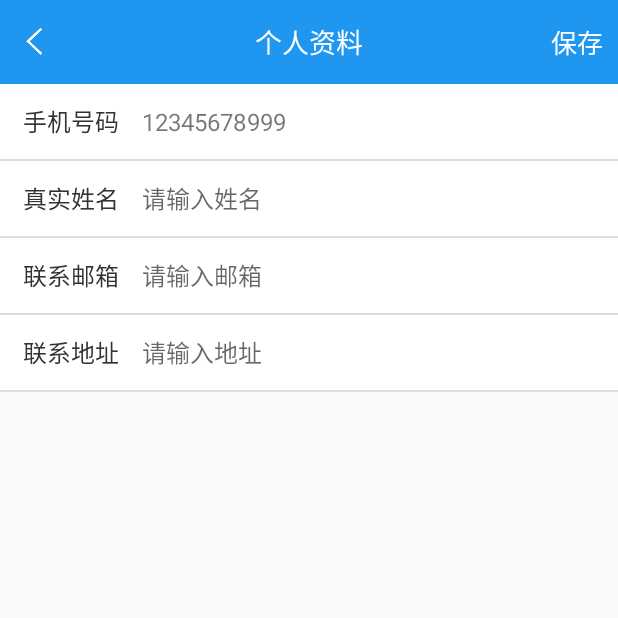
After one commit to LiesLee/CarlsbergPorject, an Android app: the ModifyInfoActivity screen opened directly, with no data from a screen before it, on a phone screen of 412 x 824 dp, the top half of it. The commit adds this screen. Run offline under Robolectric (Android 15) with nearby library versions, the phone set to English and light mode, and no system bars; our stand-ins replace ButterKnife, CircleImageView; libraries missing offline, so code that uses them is left out: com.flyco.dialog, com.socks.library, com.umeng.analytics.

Commit message:
modify user info

```diff
--- a/CarlsbergClient/src/main/AndroidManifest.xml
+++ b/CarlsbergClient/src/main/AndroidManifest.xml
@@ -17,7 +17,8 @@
         </activity>
 
         <activity android:name=".module.common.ui.activity.LoginActivity" android:screenOrientation="portrait" />
-        <activity android:name=".module.home.ui.activity.ChangePasswordActivity" android:screenOrientation="portrait" />
+        <activity android:name=".module.my.ui.activity.ChangePasswordActivity" android:screenOrientation="portrait" />
+        <activity android:name=".module.my.ui.activity.ModifyInfoActivity" android:screenOrientation="portrait" />
     </application>
 
 </manifest>
--- /dev/null
+++ b/CarlsbergClient/src/main/java/com/carlsberg/app/module/home/ui/activity/t.java
@@ -0,0 +1,8 @@
+package com.carlsberg.app.module.home.ui.activity;
+
+/**
+ * Created by LiesLee on 17/2/16.
+ */
+
+public class t {
+}
--- a/CarlsbergClient/src/main/java/com/carlsberg/app/module/home/ui/activity/ChangePasswordActivity.java
+++ b/CarlsbergClient/src/main/java/com/carlsberg/app/module/my/ui/activity/ChangePasswordActivity.java
@@ -1,4 +1,4 @@
-package com.carlsberg.app.module.home.ui.activity;
+package com.carlsberg.app.module.my.ui.activity;
 import android.content.Context;
 import android.text.TextUtils;
 import android.view.KeyEvent;
@@ -16,9 +16,6 @@ import com.common.base.ui.BaseView;
 
 import butterknife.Bind;
 
-/**
- * Created by rrsh on 16/10/11.
- */
 
 @ActivityFragmentInject(contentViewId = R.layout.act_forget_pass, toolbarTitle = R.string.change_password)
 public class ChangePasswordActivity extends BaseActivity<BasePresenterImpl> implements BaseView {
--- /dev/null
+++ b/CarlsbergClient/src/main/java/com/carlsberg/app/module/my/ui/activity/ModifyInfoActivity.java
@@ -0,0 +1,89 @@
+package com.carlsberg.app.module.my.ui.activity;
+
+import android.text.TextUtils;
+import android.view.View;
+import android.widget.EditText;
+import android.widget.TextView;
+
+import com.carlsberg.app.R;
+import com.carlsberg.app.utils.UIHelper;
+import com.common.annotation.ActivityFragmentInject;
+import com.common.base.presenter.BasePresenterImpl;
+import com.common.base.ui.BaseActivity;
+import com.common.base.ui.BaseView;
+
+import butterknife.Bind;
+
+import static com.carlsberg.app.R.id.et_new_password;
+import static com.carlsberg.app.R.id.et_old_password;
+
+/**
+ * Created by LiesLee on 17/2/16.
+ */
+@ActivityFragmentInject(contentViewId = R.layout.act_modify_user_info, toolbarTitle = R.string.modify_user_info)
+public class ModifyInfoActivity extends BaseActivity<BasePresenterImpl> implements BaseView {
+    @Bind(R.id.tv_phone)
+    TextView tv_phone;
+    @Bind(R.id.tv_save)
+    TextView tv_save;
+
+    @Bind(R.id.et_name)
+    EditText et_name;
+    @Bind(R.id.et_email)
+    EditText et_email;
+    @Bind(R.id.et_address)
+    EditText et_address;
+    private String name;
+    private String email;
+    private String address;
+    private String phone;
+
+    @Override
+    protected void initView() {
+        tv_save.setOnClickListener(this);
+    }
+
+    @Override
+    public void initData() {
+        tv_phone.setText("12345678999");
+    }
+
+    @Override
+    protected void onClickBackFinishBefore() {
+
+    }
+
+    @Override
+    public void onClick(View v) {
+        switch (v.getId()) {
+            case R.id.tv_save :
+                    if(check()){
+
+                    }
+                break;
+
+            default:
+                break;
+        }
+    }
+
+
+    boolean check() {
+        phone = "12345678999";
+
+        name = et_name.getText().toString();
+        email = et_email.getText().toString();
+        address = et_address.getText().toString();
+        if(TextUtils.isEmpty(name)){
+            UIHelper.showShakeAnim(this, et_name, "名字不能为空");
+            et_name.requestFocus();
+            return false;
+        }else if(TextUtils.isEmpty(email)){
+            UIHelper.showShakeAnim(this, et_email, "邮箱不能为空");
+            et_email.requestFocus();
+            return false;
+        }
+        return true;
+    }
+
+}
--- a/CarlsbergClient/src/main/java/com/carlsberg/app/module/my/ui/activity/t.java
+++ /dev/null
@@ -1,8 +0,0 @@
-package com.carlsberg.app.module.my.ui.activity;
-
-/**
- * Created by LiesLee on 17/2/14.
- */
-
-public class t {
-}
--- a/CarlsbergClient/src/main/java/com/carlsberg/app/module/my/ui/fragment/MyFragment.java
+++ b/CarlsbergClient/src/main/java/com/carlsberg/app/module/my/ui/fragment/MyFragment.java
@@ -7,7 +7,8 @@ import android.widget.TextView;
 
 import com.carlsberg.app.R;
 import com.carlsberg.app.module.common.ui.activity.LoginActivity;
-import com.carlsberg.app.module.home.ui.activity.ChangePasswordActivity;
+import com.carlsberg.app.module.my.ui.activity.ChangePasswordActivity;
+import com.carlsberg.app.module.my.ui.activity.ModifyInfoActivity;
 import com.common.annotation.ActivityFragmentInject;
 import com.common.base.presenter.BasePresenterImpl;
 import com.common.base.ui.BaseFragment;
@@ -41,6 +42,7 @@ public class MyFragment extends BaseFragment<BasePresenterImpl> implements BaseV
         ll_change_password.setOnClickListener(this);
         ll_about_us.setOnClickListener(this);
         tv_exit.setOnClickListener(this);
+        ll_modify_info.setOnClickListener(this);
     }
 
     @Override
@@ -61,7 +63,8 @@ public class MyFragment extends BaseFragment<BasePresenterImpl> implements BaseV
 
                 break;
             case R.id.ll_modify_info :
-
+                Intent intentU = new Intent(baseActivity, ModifyInfoActivity.class);
+                startActivityForResult(intentU, 999);
                 break;
             case R.id.tv_exit :
                 Intent intentE = new Intent(baseActivity, LoginActivity.class);
--- /dev/null
+++ b/CarlsbergClient/src/main/res/layout/act_modify_user_info.xml
@@ -0,0 +1,196 @@
+<?xml version="1.0" encoding="utf-8"?>
+<LinearLayout xmlns:android="http://schemas.android.com/apk/res/android"
+    android:layout_width="match_parent"
+    android:layout_height="match_parent"
+    android:orientation="vertical">
+
+    <android.support.v7.widget.Toolbar
+        android:id="@+id/toolbar"
+        android:layout_width="match_parent"
+        android:layout_height="?attr/actionBarSize"
+        android:background="?attr/colorPrimary">
+
+        <LinearLayout
+            android:id="@+id/ll_goback"
+            android:layout_width="?attr/actionBarSize"
+            android:layout_height="match_parent"
+            android:background="@drawable/selector_default_click_bg"
+            android:gravity="center">
+
+            <ImageView
+                android:id="@+id/iv_back"
+                android:layout_width="wrap_content"
+                android:layout_height="wrap_content"
+                android:layout_marginRight="10dp"
+                android:background="@mipmap/icon_back_white" />
+        </LinearLayout>
+
+        <TextView
+            android:id="@+id/tv_title"
+            android:layout_width="wrap_content"
+            android:layout_height="wrap_content"
+            android:layout_gravity="center"
+            android:text="标题"
+            android:textColor="@color/text_color_defalt"
+            android:textSize="18dp" />
+
+        <TextView
+            android:id="@+id/tv_save"
+            android:layout_width="wrap_content"
+            android:layout_height="?attr/actionBarSize"
+            android:layout_gravity="right"
+            android:paddingLeft="10dp"
+            android:gravity="center"
+            android:paddingRight="10dp"
+            android:text="保存"
+            android:textColor="@color/text_color_defalt"
+            android:textSize="17dp" />
+    </android.support.v7.widget.Toolbar>
+
+
+    <LinearLayout
+        android:gravity="center"
+        android:layout_width="match_parent"
+        android:paddingLeft="15dp"
+        android:paddingRight="15dp"
+        android:layout_height="50dp"
+        android:background="@color/white"
+        android:orientation="horizontal">
+
+        <TextView
+            android:text="手机号码"
+            android:textSize="16dp"
+            android:textColor="#333333"
+            android:layout_width="wrap_content"
+            android:layout_height="wrap_content" />
+
+        <TextView
+            android:id="@+id/tv_phone"
+            android:layout_weight="1"
+            android:layout_width="0dp"
+            android:layout_height="50dp"
+            android:background="@color/white"
+            android:gravity="center|left"
+            android:hint="请输入手机号"
+            android:maxLength="11"
+            android:maxLines="1"
+            android:paddingLeft="15dp"
+            android:textSize="16dp" />
+    </LinearLayout>
+
+    <View
+        android:background="@color/line"
+        android:layout_width="match_parent"
+        android:layout_height="1dp"/>
+
+
+    <LinearLayout
+        android:gravity="center"
+        android:layout_width="match_parent"
+        android:paddingLeft="15dp"
+        android:paddingRight="15dp"
+        android:layout_height="50dp"
+        android:background="@color/white"
+        android:orientation="horizontal">
+
+        <TextView
+            android:text="真实姓名"
+            android:textSize="16dp"
+            android:textColor="#333333"
+            android:layout_width="wrap_content"
+            android:layout_height="wrap_content" />
+
+        <EditText
+            android:id="@+id/et_name"
+            android:layout_weight="1"
+            android:layout_width="0dp"
+            android:layout_height="50dp"
+            android:background="@color/white"
+            android:gravity="center|left"
+            android:hint="请输入姓名"
+            android:maxLength="10"
+            android:inputType="text"
+            android:maxLines="1"
+            android:paddingLeft="15dp"
+            android:textSize="16dp" />
+    </LinearLayout>
+
+    <View
+        android:background="@color/line"
+        android:layout_width="match_parent"
+        android:layout_height="1dp"/>
+
+    <LinearLayout
+        android:gravity="center"
+        android:layout_width="match_parent"
+        android:paddingLeft="15dp"
+        android:paddingRight="15dp"
+        android:layout_height="50dp"
+        android:background="@color/white"
+        android:orientation="horizontal">
+
+        <TextView
+            android:text="联系邮箱"
+            android:textSize="16dp"
+            android:textColor="#333333"
+            android:layout_width="wrap_content"
+            android:layout_height="wrap_content" />
+
+        <EditText
+            android:id="@+id/et_email"
+            android:layout_weight="1"
+            android:layout_width="0dp"
+            android:layout_height="50dp"
+            android:background="@color/white"
+            android:gravity="center|left"
+            android:hint="请输入邮箱"
+            android:inputType="textEmailAddress"
+            android:maxLines="1"
+            android:paddingLeft="15dp"
+            android:textSize="16dp" />
+    </LinearLayout>
+
+    <View
+        android:background="@color/line"
+        android:layout_width="match_parent"
+        android:layout_height="1dp"/>
+
+
+    <LinearLayout
+        android:gravity="center"
+        android:layout_width="match_parent"
+        android:paddingLeft="15dp"
+        android:paddingRight="15dp"
+        android:layout_height="50dp"
+        android:background="@color/white"
+        android:orientation="horizontal">
+
+        <TextView
+            android:text="联系地址"
+            android:textSize="16dp"
+            android:textColor="#333333"
+            android:layout_width="wrap_content"
+            android:layout_height="wrap_content" />
+
+        <EditText
+            android:id="@+id/et_address"
+            android:layout_weight="1"
+            android:layout_width="0dp"
+            android:layout_height="50dp"
+            android:background="@color/white"
+            android:gravity="center|left"
+            android:hint="请输入地址"
+            android:inputType="textEmailAddress"
+            android:maxLines="3"
+            android:maxLength="200"
+            android:paddingLeft="15dp"
+            android:textSize="16dp" />
+    </LinearLayout>
+
+    <View
+        android:background="@color/line"
+        android:layout_width="match_parent"
+        android:layout_height="1dp"/>
+
+
+</LinearLayout>
--- a/CarlsbergClient/src/main/res/values/strings.xml
+++ b/CarlsbergClient/src/main/res/values/strings.xml
@@ -4,4 +4,5 @@
     <string name="sign_key_release">69a8f8ae2f8cd4a455103a13a6d46b7b</string>
     <string name="api_ver">1.0</string>
     <string name="change_password">修改密码</string>
+    <string name="modify_user_info">个人资料</string>
 </resources>
```
